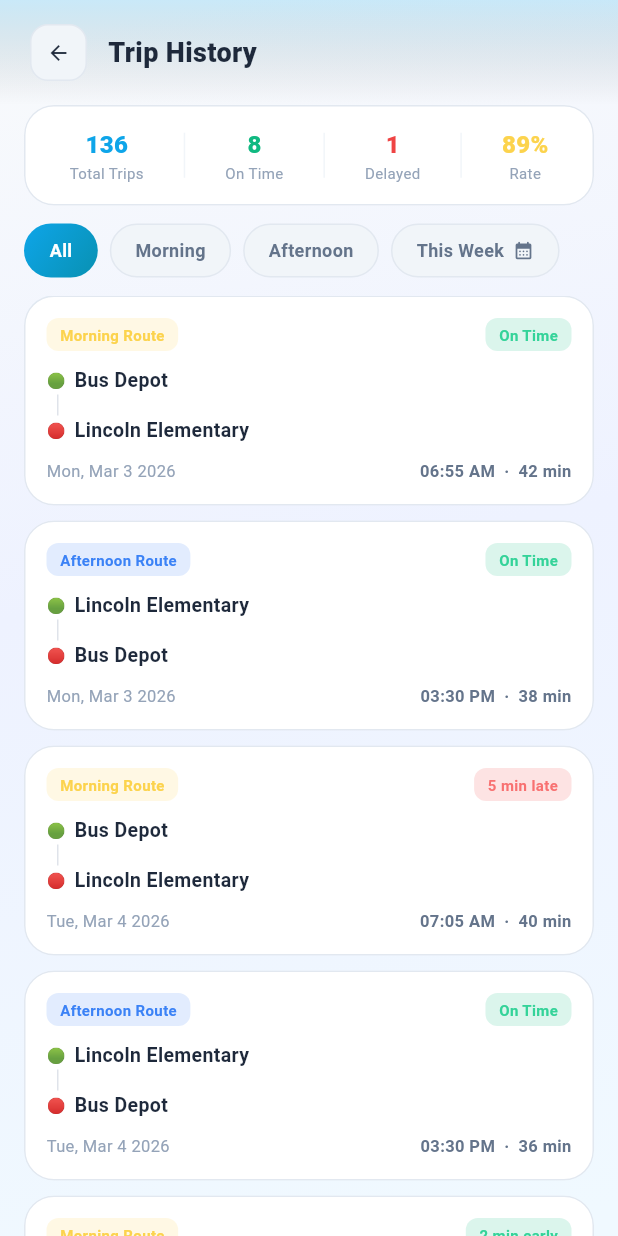
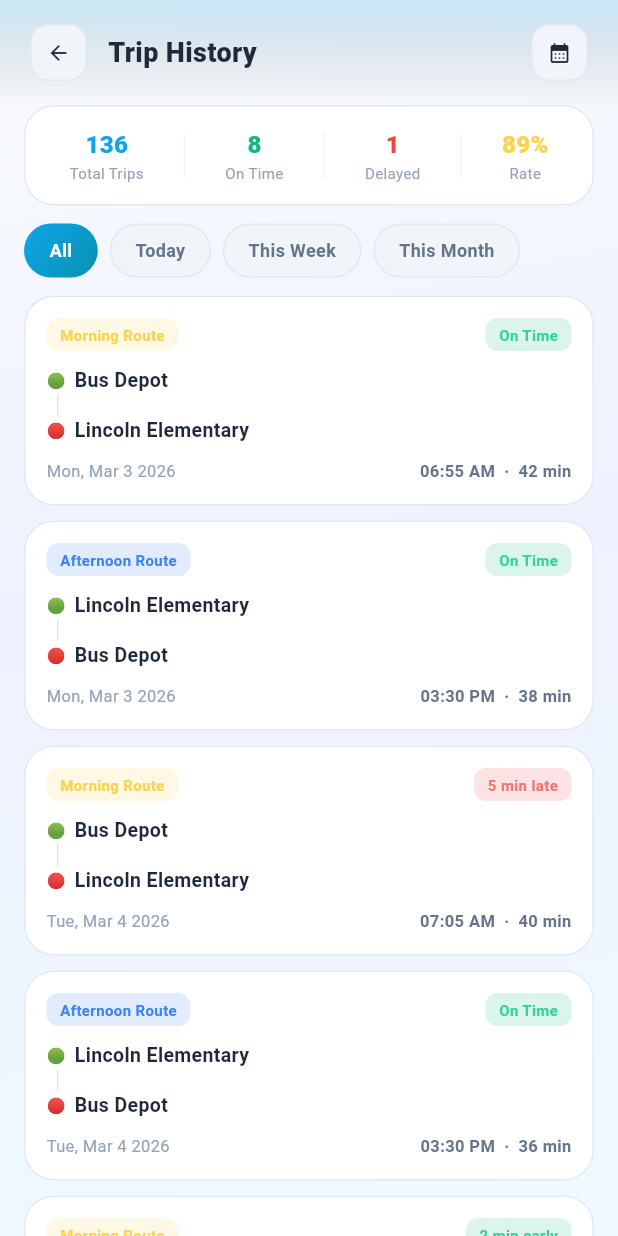
Before and after one commit to Talha-Aslam/transit_pro, a Flutter app: the DriverTripHistoryScreen screen opened by its route, on a phone screen of 412 x 824 dp. Run offline on Flutter 3.47's test engine with Material 3 defaults, Android fonts, the phone set to English and light mode, and no system bars; our stand-ins replace firebase_auth, firebase_core, flutter_local_notifications, geolocator, go_router, google_maps_flutter and 3 more; missing offline and left inert: flutter_polyline_points; accounts and stored records are empty.

Commit message:
feat: add date picker and filter functionality to driver trip history screen

```diff
--- a/lib/screens/driver/driver_trip_history_screen.dart
+++ b/lib/screens/driver/driver_trip_history_screen.dart
@@ -15,8 +15,9 @@ class DriverTripHistoryScreen extends StatefulWidget {
 
 class _DriverTripHistoryScreenState extends State<DriverTripHistoryScreen> {
   int _filterIndex = 0;
+  DateTime? _selectedDate;
 
-  final _filters = ['All', 'Morning', 'Afternoon', 'This Week'];
+  final _filters = ['All', 'Today', 'This Week', 'This Month'];
 
   @override
   void initState() {
@@ -32,8 +33,36 @@ class _DriverTripHistoryScreenState extends State<DriverTripHistoryScreen> {
 
   void _rebuild() => setState(() {});
 
-  static const _trips = [
+  Future<void> _pickDate() async {
+    final now = DateTime.now();
+    final picked = await showDatePicker(
+      context: context,
+      initialDate: _selectedDate ?? DateTime(2026, 3, 7),
+      firstDate: DateTime(2026, 1, 1),
+      lastDate: DateTime(now.year + 1, 12, 31),
+      builder: (context, child) {
+        return Theme(
+          data: Theme.of(context).copyWith(
+            colorScheme: Theme.of(
+              context,
+            ).colorScheme.copyWith(primary: AppTheme.driverCyan),
+          ),
+          child: child ?? const SizedBox.shrink(),
+        );
+      },
+    );
+
+    if (picked == null || !mounted) return;
+    setState(() => _selectedDate = picked);
+  }
+
+  void _clearPickedDate() {
+    setState(() => _selectedDate = null);
+  }
+
+  static final _trips = [
     _Trip(
+      DateTime(2026, 3, 3),
       'Mon, Mar 3 2026',
       'Morning Route',
       'Bus Depot',
@@ -45,6 +74,7 @@ class _DriverTripHistoryScreenState extends State<DriverTripHistoryScreen> {
       true,
     ),
     _Trip(
+      DateTime(2026, 3, 3),
       'Mon, Mar 3 2026',
       'Afternoon Route',
       'Lincoln Elementary',
@@ -56,6 +86,7 @@ class _DriverTripHistoryScreenState extends State<DriverTripHistoryScreen> {
       false,
     ),
     _Trip(
+      DateTime(2026, 3, 4),
       'Tue, Mar 4 2026',
       'Morning Route',
       'Bus Depot',
@@ -67,6 +98,7 @@ class _DriverTripHistoryScreenState extends State<DriverTripHistoryScreen> {
       true,
     ),
     _Trip(
+      DateTime(2026, 3, 4),
       'Tue, Mar 4 2026',
       'Afternoon Route',
       'Lincoln Elementary',
@@ -78,6 +110,7 @@ class _DriverTripHistoryScreenState extends State<DriverTripHistoryScreen> {
       false,
     ),
     _Trip(
+      DateTime(2026, 3, 5),
       'Wed, Mar 5 2026',
       'Morning Route',
       'Bus Depot',
@@ -89,6 +122,7 @@ class _DriverTripHistoryScreenState extends State<DriverTripHistoryScreen> {
       true,
     ),
     _Trip(
+      DateTime(2026, 3, 5),
       'Wed, Mar 5 2026',
       'Afternoon Route',
       'Lincoln Elementary',
@@ -100,6 +134,7 @@ class _DriverTripHistoryScreenState extends State<DriverTripHistoryScreen> {
       false,
     ),
     _Trip(
+      DateTime(2026, 3, 6),
       'Thu, Mar 6 2026',
       'Morning Route',
       'Bus Depot',
@@ -111,6 +146,7 @@ class _DriverTripHistoryScreenState extends State<DriverTripHistoryScreen> {
       true,
     ),
     _Trip(
+      DateTime(2026, 3, 7),
       'Fri, Mar 7 2026',
       'Morning Route',
       'Bus Depot',
@@ -122,6 +158,7 @@ class _DriverTripHistoryScreenState extends State<DriverTripHistoryScreen> {
       true,
     ),
     _Trip(
+      DateTime(2026, 3, 7),
       'Fri, Mar 7 2026',
       'Afternoon Route',
       'Lincoln Elementary',
@@ -135,15 +172,21 @@ class _DriverTripHistoryScreenState extends State<DriverTripHistoryScreen> {
   ];
 
   List<_Trip> get _filtered {
+    final dateFiltered = _selectedDate == null
+        ? _trips
+        : _trips
+              .where((trip) => _isSameDay(trip.dateValue, _selectedDate!))
+              .toList();
+
     switch (_filterIndex) {
       case 1:
-        return _trips.where((t) => t.isMorning).toList();
+        return dateFiltered.take(2).toList();
       case 2:
-        return _trips.where((t) => !t.isMorning).toList();
+        return dateFiltered.take(6).toList();
       case 3:
-        return _trips.take(6).toList();
+        return dateFiltered;
       default:
-        return _trips;
+        return dateFiltered;
     }
   }
 
@@ -193,12 +236,58 @@ class _DriverTripHistoryScreenState extends State<DriverTripHistoryScreen> {
                       ),
                     ),
                     const SizedBox(width: 14),
-                    Text(
-                      AppStrings.t('trip_history'),
-                      style: TextStyle(
-                        color: context.textPrimary,
-                        fontSize: 18,
-                        fontWeight: FontWeight.w800,
+                    Expanded(
+                      child: Text(
+                        AppStrings.t('trip_history'),
+                        style: TextStyle(
+                          color: context.textPrimary,
+                          fontSize: 18,
+                          fontWeight: FontWeight.w800,
+                        ),
+                      ),
+                    ),
+                    if (_selectedDate != null) ...[
+                      GestureDetector(
+                        onTap: _clearPickedDate,
+                        child: Container(
+                          padding: const EdgeInsets.symmetric(
+                            horizontal: 10,
+                            vertical: 7,
+                          ),
+                          decoration: BoxDecoration(
+                            color: context.cardBgElevated,
+                            borderRadius: BorderRadius.circular(18),
+                            border: Border.all(color: context.inputBorder),
+                          ),
+                          child: Text(
+                            '${_selectedDate!.day}/${_selectedDate!.month}/${_selectedDate!.year}',
+                            style: TextStyle(
+                              color: context.textSecondary,
+                              fontSize: 11,
+                              fontWeight: FontWeight.w600,
+                            ),
+                          ),
+                        ),
+                      ),
+                      const SizedBox(width: 8),
+                    ],
+                    GestureDetector(
+                      onTap: _pickDate,
+                      child: Container(
+                        width: 38,
+                        height: 38,
+                        decoration: BoxDecoration(
+                          color: context.cardBgElevated,
+                          borderRadius: BorderRadius.circular(12),
+                          border: Border.all(color: context.inputBorder),
+                        ),
+                        child: Center(
+                          child: Icon(
+                            Icons.calendar_month_rounded,
+                            color: context.textPrimary,
+                            size: 16,
+                          ),
+                        ),
                       ),
                     ),
                   ],
@@ -280,16 +369,6 @@ class _DriverTripHistoryScreenState extends State<DriverTripHistoryScreen> {
                                 fontWeight: FontWeight.w600,
                               ),
                             ),
-                            if (i == 3) ...[
-                              const SizedBox(width: 6),
-                              Icon(
-                                Icons.calendar_month_rounded,
-                                size: 14,
-                                color: sel
-                                    ? Colors.white
-                                    : context.textSecondary,
-                              ),
-                            ],
                           ],
                         ),
                       ),
@@ -317,6 +396,9 @@ class _DriverTripHistoryScreenState extends State<DriverTripHistoryScreen> {
 
   Widget _vd(BuildContext context) =>
       Container(width: 1, height: 30, color: context.cardBgElevated);
+
+  bool _isSameDay(DateTime a, DateTime b) =>
+      a.year == b.year && a.month == b.month && a.day == b.day;
 }
 
 class _Stat extends StatelessWidget {
@@ -459,9 +541,11 @@ class _TripCard extends StatelessWidget {
 }
 
 class _Trip {
+  final DateTime dateValue;
   final String date, type, from, to, time, duration, status;
   final bool statusOk, isMorning;
   const _Trip(
+    this.dateValue,
     this.date,
     this.type,
     this.from,
```
Also changed, not shown: lib/screens/driver/driver_route.dart (+14 -19 lines).
